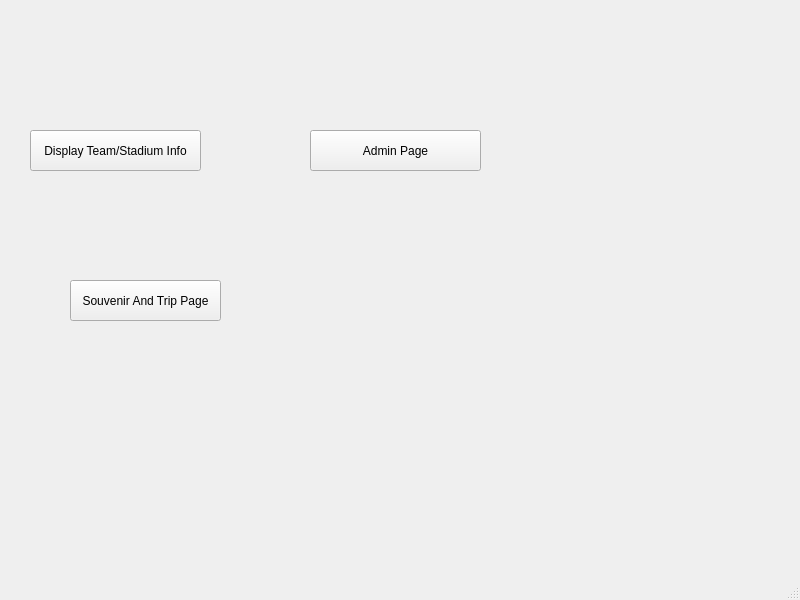
TheBeesKnees111/Gamer-Girls, file mainwindow.ui: the form before one commit.
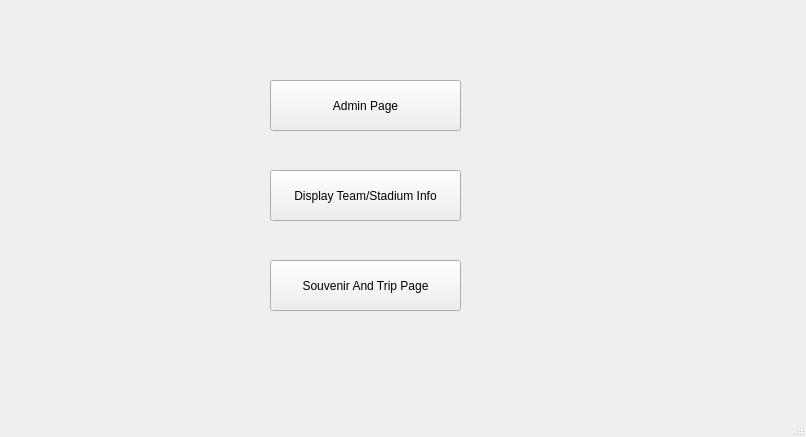
The form after the commit.

Diff of the .ui file:
```diff
--- a/mainwindow.ui
+++ b/mainwindow.ui
@@ -6,8 +6,8 @@
    <rect>
     <x>0</x>
     <y>0</y>
-    <width>800</width>
-    <height>600</height>
+    <width>806</width>
+    <height>437</height>
    </rect>
   </property>
   <property name="windowTitle">
@@ -17,10 +17,10 @@
    <widget class="QPushButton" name="AdminPagePushButton">
     <property name="geometry">
      <rect>
-      <x>310</x>
-      <y>130</y>
-      <width>171</width>
-      <height>41</height>
+      <x>270</x>
+      <y>80</y>
+      <width>191</width>
+      <height>51</height>
      </rect>
     </property>
     <property name="text">
@@ -30,10 +30,10 @@
    <widget class="QPushButton" name="DisplayTeamStadiumInfo">
     <property name="geometry">
      <rect>
-      <x>30</x>
-      <y>130</y>
-      <width>171</width>
-      <height>41</height>
+      <x>270</x>
+      <y>170</y>
+      <width>191</width>
+      <height>51</height>
      </rect>
     </property>
     <property name="text">
@@ -43,10 +43,10 @@
    <widget class="QPushButton" name="SouvenirAndTripPushButton">
     <property name="geometry">
      <rect>
-      <x>70</x>
-      <y>280</y>
-      <width>151</width>
-      <height>41</height>
+      <x>270</x>
+      <y>260</y>
+      <width>191</width>
+      <height>51</height>
      </rect>
     </property>
     <property name="text">
```
Left out of the diff: 2 changed lines with no effect on the pictures.
